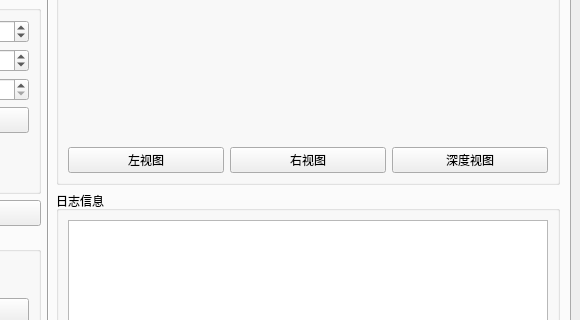
Before: the Qt Designer form src/arm_gui/ui/arm_control_main.ui in jfy9606/rosarm, drawn with Qt 5; both pictures show x 444 to 1024 and y 292 to 612 of the 1024 by 768 pixel window.
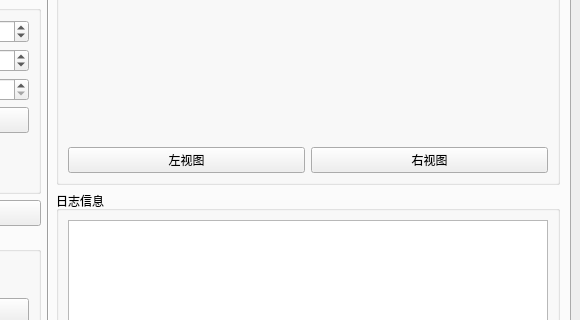
After: the same form once the commit is applied.

Diff of the .ui file:
```diff
--- a/src/arm_gui/ui/arm_control_main.ui
+++ b/src/arm_gui/ui/arm_control_main.ui
@@ -457,16 +457,6 @@
                  </property>
                 </widget>
                </item>
-               <item>
-                <widget class="QPushButton" name="depthViewButton">
-                 <property name="visible">
-                  <bool>false</bool>
-                 </property>
-                 <property name="text">
-                  <string>深度视图</string>
-                 </property>
-                </widget>
-               </item>
               </layout>
              </item>
             </layout>
```
